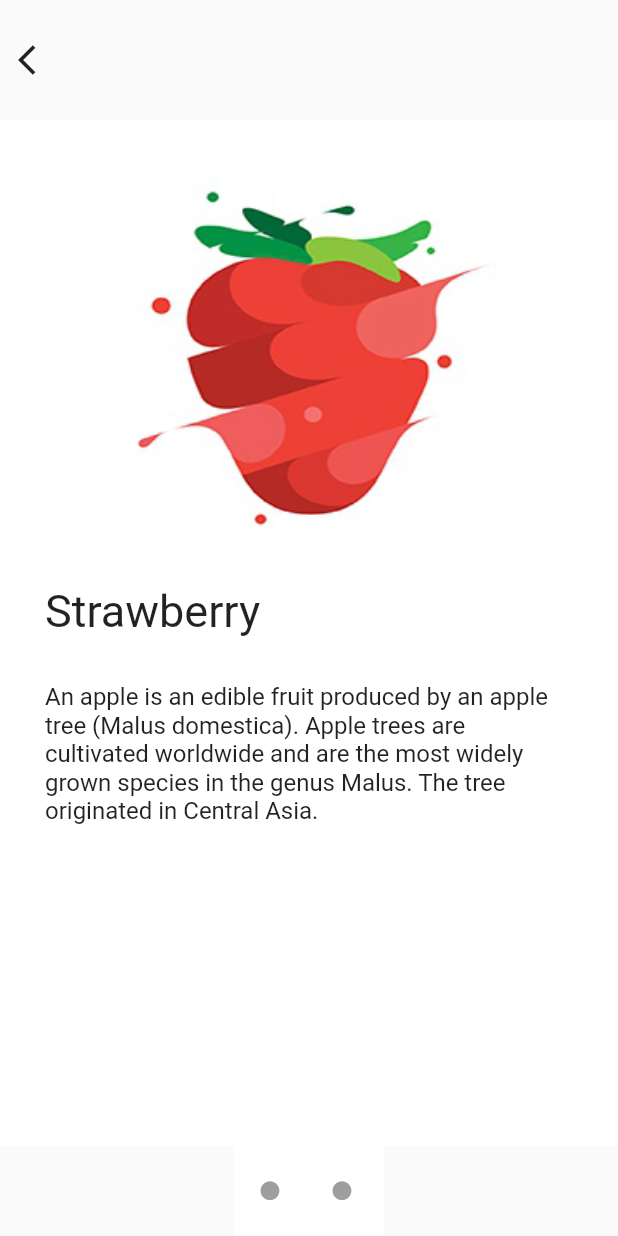
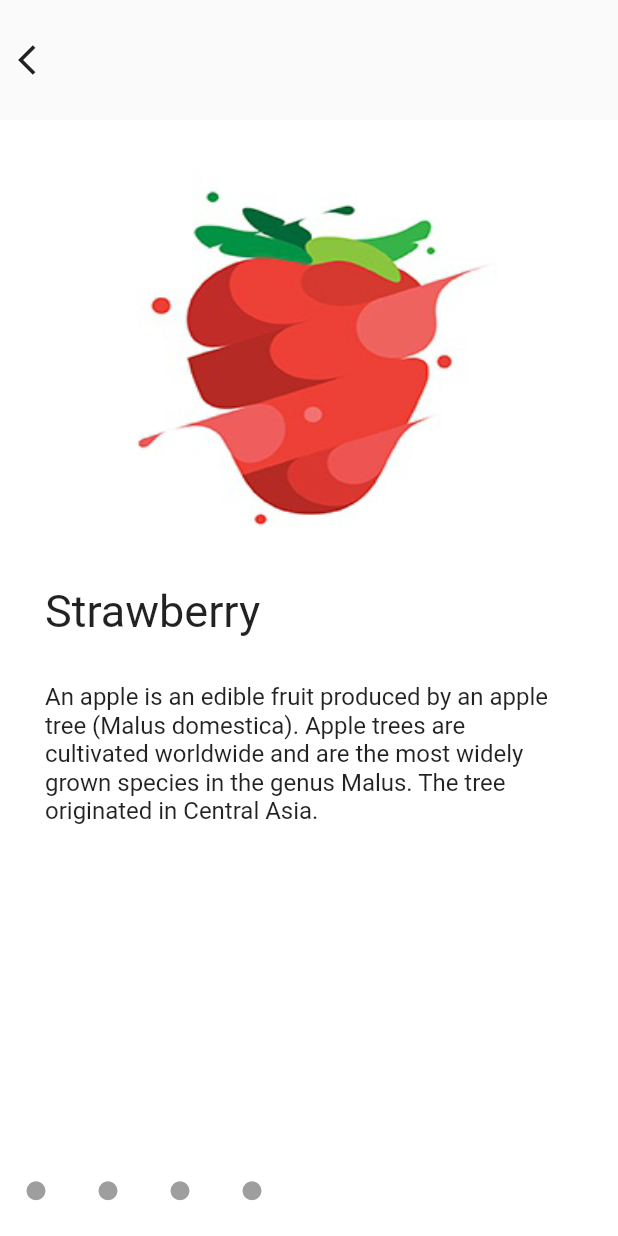
Before and after one commit to codingbbq/flutter_fruit_slider, a Flutter app: the FruitsPage screen opened by its route, swiped to page 3, on a phone screen of 412 x 824 dp. Run offline on Flutter 3.47's test engine with Material 2 defaults, Android fonts, the phone set to English and light mode, and no system bars.

```diff
--- a/lib/pages/fruits/fruits_page.dart
+++ b/lib/pages/fruits/fruits_page.dart
@@ -49,7 +49,7 @@ class Body extends StatelessWidget {
         padding: EdgeInsets.symmetric(vertical: 30.0, horizontal: 30.0),
         child: PageView.builder(
           itemBuilder: (context, position) {
-            return FruitCard(fruitItem: fruitList[2]);
+            return FruitCard(fruitItem: fruitList[position]);
           },
           itemCount: fruitList.length,
           controller: controller,
@@ -62,13 +62,18 @@ class Navigation extends StatelessWidget {
   @override
   Widget build(BuildContext context) {
     return Container(
+        alignment: Alignment.center,
         height: 60,
-      width: 100,
         color: Colors.white,
         child: Row(
-        mainAxisAlignment: MainAxisAlignment.start,
+          crossAxisAlignment: CrossAxisAlignment.center,
           children: <Widget>[
-          IconButton(
+            Expanded(
+              child: ListView.builder(
+                scrollDirection: Axis.horizontal,
+                itemCount: fruitList.length,
+                itemBuilder: (BuildContext context, int position) {
+                  return IconButton(
                     icon: Icon(Icons.brightness_1),
                     onPressed: () {
                       controller.nextPage(
@@ -78,21 +83,11 @@ class Navigation extends StatelessWidget {
                     },
                     iconSize: 15,
                     color: Colors.grey,
-          ),
-          IconButton(
-            icon: Icon(Icons.brightness_1),
-            onPressed: () {
-              print(controller.page);
-              controller.previousPage(
-                duration: const Duration(milliseconds: 400),
-                curve: Curves.easeInOut,
                   );
                 },
-            iconSize: 15,
-            color: Colors.grey,
+              ),
             )
           ],
-      ),
-    );
+        ));
   }
 }
```
Lines whose indentation alone changed are shown as unchanged.
